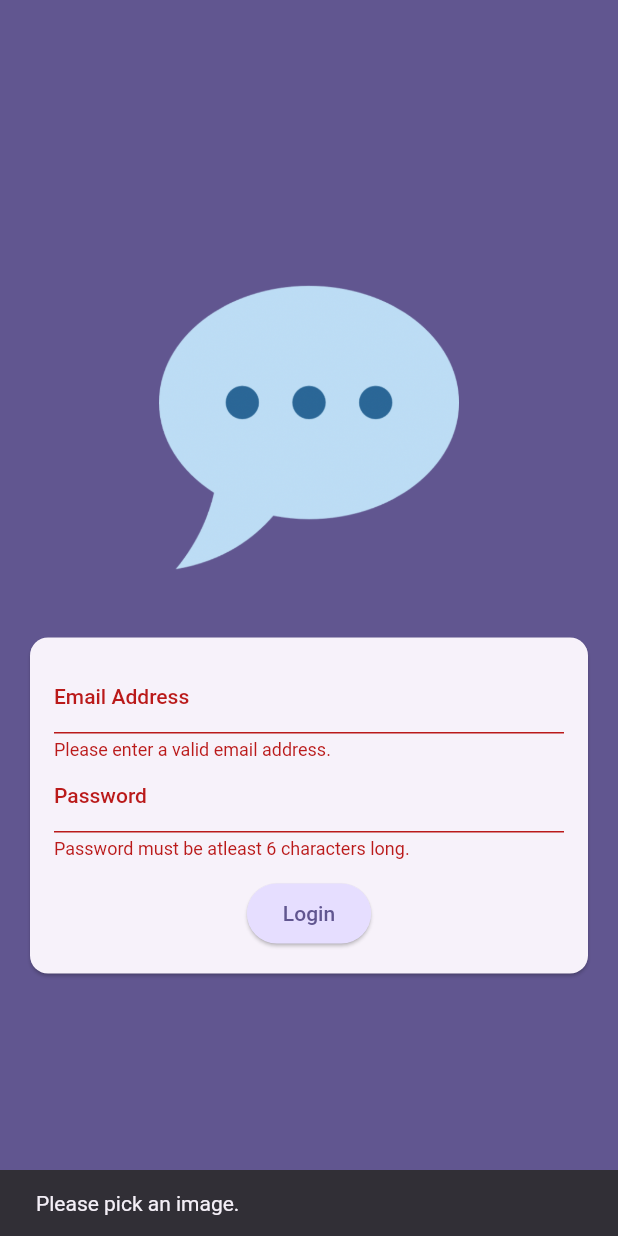
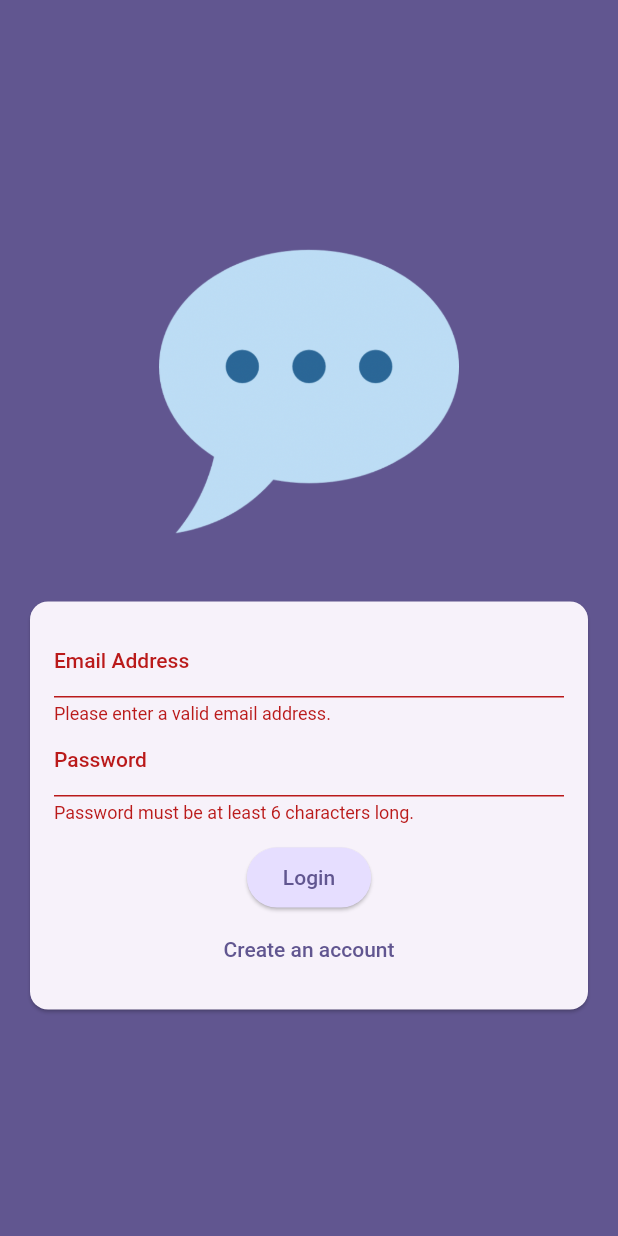
Before and after one commit to rjk51/ChatApp, a Flutter app: the screen it shows after launch, after a tap on "Login", on a phone screen of 412 x 824 dp. Run offline on Flutter 3.47's test engine with Material 2 defaults, Android fonts, the light colour scheme and no system bars; our stand-ins replace cloud_firestore, firebase_auth, firebase_core, firebase_messaging, firebase_storage, image_picker; accounts and stored records are empty.

```diff
--- a/chat_it/lib/screens/auth.dart
+++ b/chat_it/lib/screens/auth.dart
@@ -1,8 +1,8 @@
 import 'dart:io';
 
 import 'package:chat_it/widgets/user_image_picker.dart';
+import 'package:cloud_firestore/cloud_firestore.dart';
 import 'package:firebase_storage/firebase_storage.dart';
-import 'package:cloud_firestore/cloud_firestore.dart';
 import 'package:flutter/material.dart';
 import 'package:firebase_auth/firebase_auth.dart';
 
@@ -12,7 +12,9 @@ class AuthScreen extends StatefulWidget {
   const AuthScreen({super.key});
 
   @override
-  State<AuthScreen> createState() => _AuthScreenState();
+  State<AuthScreen> createState() {
+    return _AuthScreenState();
+  }
 }
 
 class _AuthScreenState extends State<AuthScreen> {
@@ -23,15 +25,13 @@ class _AuthScreenState extends State<AuthScreen> {
   var _enteredPassword = '';
   var _enteredUsername = '';
   File? _selectedImage;
-  var _isAuth = false;
+  var _isAuthenticating = false;
 
   void _submit() async {
     final isValid = _form.currentState!.validate();
 
     if (!isValid || !_isLogin && _selectedImage == null) {
-      ScaffoldMessenger.of(context).showSnackBar(const SnackBar(
-        content: Text('Please pick an image.'),
-      ));
+      // show error message ...
       return;
     }
 
@@ -39,18 +39,15 @@ class _AuthScreenState extends State<AuthScreen> {
 
     try {
       setState(() {
-        _isAuth = true;
+        _isAuthenticating = true;
       });
       if (_isLogin) {
         final userCredentials = await _firebase.signInWithEmailAndPassword(
-          email: _enteredEmail,
-          password: _enteredPassword,
-        );
+            email: _enteredEmail, password: _enteredPassword);
       } else {
         final userCredentials = await _firebase.createUserWithEmailAndPassword(
-          email: _enteredEmail,
-          password: _enteredPassword,
-        );
+            email: _enteredEmail, password: _enteredPassword);
+
         final storageRef = FirebaseStorage.instance
             .ref()
             .child('user_images')
@@ -59,7 +56,10 @@ class _AuthScreenState extends State<AuthScreen> {
         await storageRef.putFile(_selectedImage!);
         final imageUrl = await storageRef.getDownloadURL();
 
-        await FirebaseFirestore.instance.collection('users').doc(userCredentials.user!.uid).set({
+        await FirebaseFirestore.instance
+            .collection('users')
+            .doc(userCredentials.user!.uid)
+            .set({
           'username': _enteredUsername,
           'email': _enteredEmail,
           'image_url': imageUrl,
@@ -67,14 +67,16 @@ class _AuthScreenState extends State<AuthScreen> {
       }
     } on FirebaseAuthException catch (error) {
       if (error.code == 'email-already-in-use') {
-        //
+        // ...
       }
       ScaffoldMessenger.of(context).clearSnackBars();
-      ScaffoldMessenger.of(context).showSnackBar(SnackBar(
-        content: Text(error.message ?? 'Authentication failed.'),
-      ));
+      ScaffoldMessenger.of(context).showSnackBar(
+        SnackBar(
+          content: Text(error.message ?? 'Authentication failed.'),
+        ),
+      );
       setState(() {
-        _isAuth = false;
+        _isAuthenticating = false;
       });
     }
   }
@@ -126,20 +128,23 @@ class _AuthScreenState extends State<AuthScreen> {
                                   !value.contains('@')) {
                                 return 'Please enter a valid email address.';
                               }
+
                               return null;
                             },
                             onSaved: (value) {
                               _enteredEmail = value!;
                             },
                           ),
-                          if(!_isLogin)
+                          if (!_isLogin)
                             TextFormField(
                               decoration:
                                   const InputDecoration(labelText: 'Username'),
                               enableSuggestions: false,
                               validator: (value) {
-                                if (value == null || value.isEmpty || value.trim().length < 4) {
-                                  return 'Please enter atleast 4 characters.)';
+                                if (value == null ||
+                                    value.isEmpty ||
+                                    value.trim().length < 4) {
+                                  return 'Please enter at least 4 characters.';
                                 }
                                 return null;
                               },
@@ -153,7 +158,7 @@ class _AuthScreenState extends State<AuthScreen> {
                             obscureText: true,
                             validator: (value) {
                               if (value == null || value.trim().length < 6) {
-                                return 'Password must be atleast 6 characters long.';
+                                return 'Password must be at least 6 characters long.';
                               }
                               return null;
                             },
@@ -162,9 +167,9 @@ class _AuthScreenState extends State<AuthScreen> {
                             },
                           ),
                           const SizedBox(height: 12),
-                          if(_isAuth)
+                          if (_isAuthenticating)
                             const CircularProgressIndicator(),
-                          if(!_isAuth)
+                          if (!_isAuthenticating)
                             ElevatedButton(
                               onPressed: _submit,
                               style: ElevatedButton.styleFrom(
@@ -174,7 +179,7 @@ class _AuthScreenState extends State<AuthScreen> {
                               ),
                               child: Text(_isLogin ? 'Login' : 'Signup'),
                             ),
-                          if(_isAuth)
+                          if (!_isAuthenticating)
                             TextButton(
                               onPressed: () {
                                 setState(() {
--- a/chat_it/lib/screens/chat.dart
+++ b/chat_it/lib/screens/chat.dart
@@ -46,6 +46,7 @@ class _ChatScreenState extends State<ChatScreen> {
           Expanded(child: ChatMessages()),
           NewMessage(),
         ],
-        ));
+      )
+    );
   }
 }
--- a/chat_it/lib/widgets/user_image_picker.dart
+++ b/chat_it/lib/widgets/user_image_picker.dart
@@ -19,18 +19,18 @@ class _UserImagePickerState extends State<UserImagePicker> {
   File? _pickedImageFile;
 
   void _pickImage() async{
-    final _pickedImage = await ImagePicker().pickImage(
+    final pickedImage = await ImagePicker().pickImage(
       source: ImageSource.gallery,
       imageQuality: 50,
       maxWidth: 150,
     );
 
-    if(_pickedImage == null) {
+    if(pickedImage == null) {
       return;
     }
 
     setState(() {
-      _pickedImageFile = File(_pickedImage.path);
+      _pickedImageFile = File(pickedImage.path);
     });
 
     widget.onPickImage(_pickedImageFile!);
```
Lines whose indentation alone changed are shown as unchanged.
